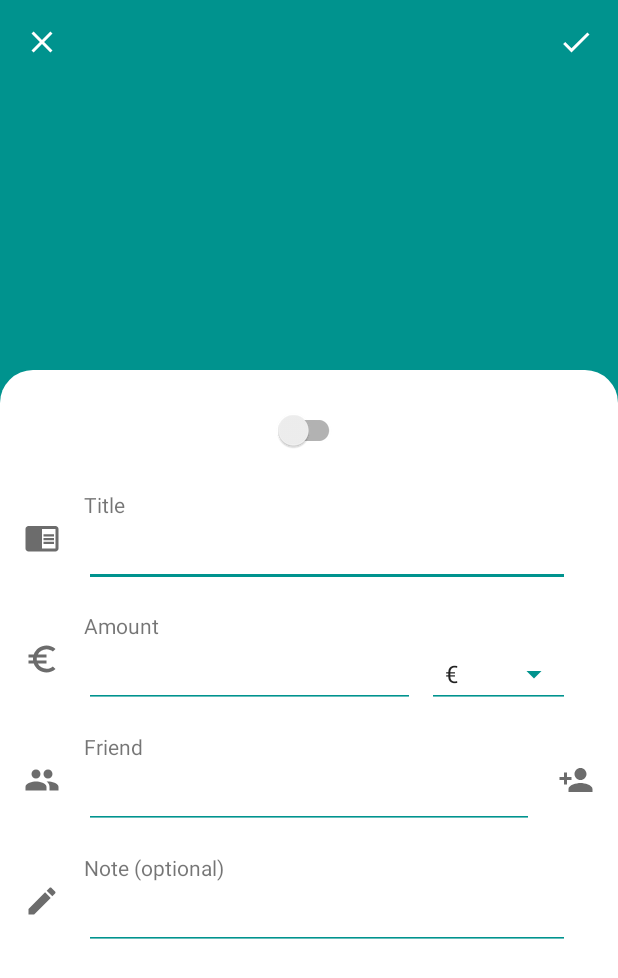
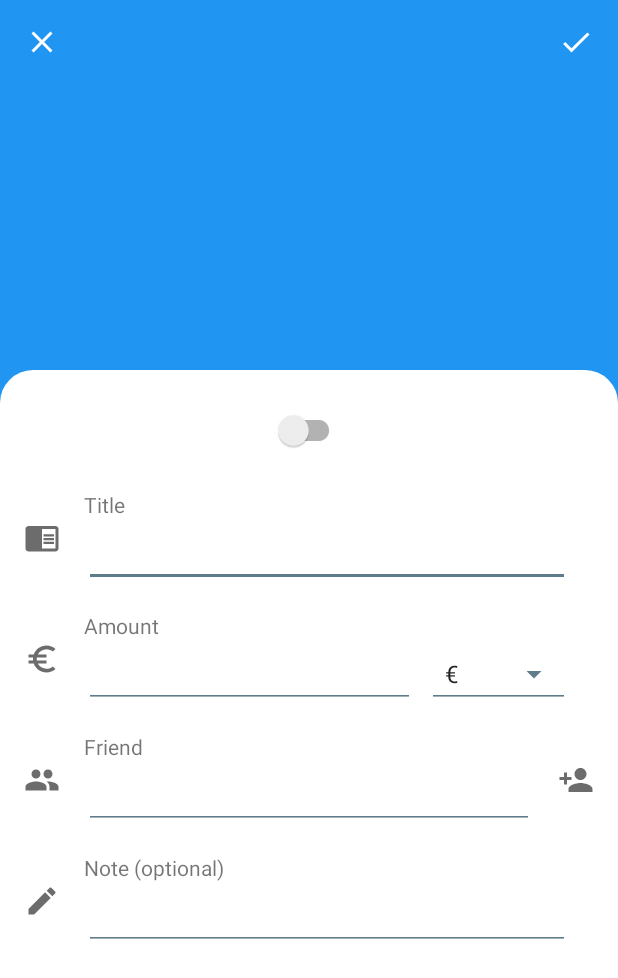
Before and after one commit to henrypra/owey-android, an Android app: the screen it shows after launch (DetailActivity), after a tap on an icon or button, on a phone screen of 412 x 824 dp. Shown: the top 978 px of the screen. Run offline under Robolectric (Android 15) with nearby library versions, the phone set to English and light mode, and no system bars; our stand-ins replace Room's generated code, Timber; libraries missing offline, so code that uses them is left out: com.dinuscxj.refresh; plain views replace ToggleSwitch; 1 statement that could not run was skipped.

Commit message:
Style home screen

```diff
--- a/app/build.gradle
+++ b/app/build.gradle
@@ -60,6 +60,7 @@ dependencies {
     implementation 'com.squareup.picasso:picasso:2.71828'
     implementation "de.hdodenhof:circleimageview:$circleimage"
     implementation "us.belka:androidtoggleswitch:$toggle_switch"
+    implementation "com.dinuscxj:recyclerrefreshlayout:$refresh_recycler"
     //Lifecycle components
     implementation "androidx.lifecycle:lifecycle-extensions:$archLifecycleVersion"
     annotationProcessor "androidx.lifecycle:lifecycle-compiler:$archLifecycleVersion"
--- a/app/src/main/AndroidManifest.xml
+++ b/app/src/main/AndroidManifest.xml
@@ -3,14 +3,13 @@
     xmlns:tools="http://schemas.android.com/tools"
     package="com.henrypra.owey">
 
-    <uses-permission android:name="android.permission.READ_CONTACTS"/>
+    <uses-permission android:name="android.permission.READ_CONTACTS" />
     <uses-permission android:name="android.permission.INTERNET" />
 
     <application
         android:allowBackup="true"
         android:icon="@mipmap/ic_launcher"
         android:label="@string/app_name"
-        android:roundIcon="@mipmap/ic_launcher_round"
         android:supportsRtl="true"
         android:theme="@style/AppTheme"
         tools:ignore="GoogleAppIndexingWarning">
--- a/app/src/main/java/com/henrypra/owey/feature/creation/CreationFragment.kt
+++ b/app/src/main/java/com/henrypra/owey/feature/creation/CreationFragment.kt
@@ -70,7 +70,7 @@ class CreationFragment : BaseContractFragment<CreationContract.Presenter>(), Cre
                         val title: String = edt_title?.text.toString()
                         val friend: String = edt_friend?.text.toString()
                         val note: String = edt_note?.text.toString()
-                        val isDebt: Boolean? = if (switch_debt != null) switch_debt?.isActivated else false
+                        val isDebt: Boolean? = switch_debt?.checkedTogglePosition == 1
 
                         presenter?.createDebt(amount, selectedCurrency, title, friend, note, isDebt)
                     } catch (e: Exception) {
--- a/app/src/main/java/com/henrypra/owey/feature/main/MainFragment.kt
+++ b/app/src/main/java/com/henrypra/owey/feature/main/MainFragment.kt
@@ -1,8 +1,11 @@
 package com.henrypra.owey.feature.main
 
 import android.os.Bundle
-import android.view.*
+import android.view.LayoutInflater
+import android.view.View
+import android.view.ViewGroup
 import androidx.recyclerview.widget.LinearLayoutManager
+import com.dinuscxj.refresh.RecyclerRefreshLayout
 import com.henrypra.owey.R
 import com.henrypra.owey.architecture.BaseContractFragment
 import com.henrypra.owey.model.Debt
@@ -11,7 +14,11 @@ import kotlinx.coroutines.Dispatchers
 import kotlinx.coroutines.GlobalScope
 import kotlinx.coroutines.launch
 
-class MainFragment : BaseContractFragment<MainContract.Presenter>(), MainContract.View, View.OnClickListener {
+class MainFragment : BaseContractFragment<MainContract.Presenter>(), MainContract.View, View.OnClickListener, RecyclerRefreshLayout.OnRefreshListener {
+    override fun onRefresh() {
+
+    }
+
     private val adapter: MainAdapter by lazy { MainAdapter(getCurrentContext()) }
 
     override fun onCreateView(inflater: LayoutInflater, container: ViewGroup?, savedInstanceState: Bundle?): View? {
@@ -23,6 +30,7 @@ class MainFragment : BaseContractFragment<MainContract.Presenter>(), MainContrac
         super.onViewCreated(view, savedInstanceState)
         initRecyclerView()
         initOnCLickListeners()
+        refresh_layout?.setOnRefreshListener(this)
         presenter?.retrieveDebtFromDatabase()
     }
 
@@ -32,20 +40,6 @@ class MainFragment : BaseContractFragment<MainContract.Presenter>(), MainContrac
     override fun onResume() {
         super.onResume()
         presenter?.retrieveDebtFromDatabase()
-    }
-
-    override fun onCreateOptionsMenu(menu: Menu?, inflater: MenuInflater?) {
-        inflater?.inflate(R.menu.gist_menu, menu)
-        super.onCreateOptionsMenu(menu, inflater)
-    }
-
-    override fun onOptionsItemSelected(item: MenuItem?): Boolean {
-        when (item?.itemId) {
-            R.id.mm_refresh -> {
-                adapter.notifyDataSetChanged()
-            }
-        }
-        return super.onOptionsItemSelected(item)
     }
 
     override fun displayDebtList(debtList: List<Debt>) {
--- a/app/src/main/java/com/henrypra/owey/feature/main/MainPresenter.kt
+++ b/app/src/main/java/com/henrypra/owey/feature/main/MainPresenter.kt
@@ -19,6 +19,4 @@ class MainPresenter(val activity: BaseActivity,
             })
         }
     }
-
-
 }
--- /dev/null
+++ b/app/src/main/res/drawable/circle_friend_letter.xml
@@ -0,0 +1,5 @@
+<?xml version="1.0" encoding="utf-8"?>
+<shape xmlns:android="http://schemas.android.com/apk/res/android"
+    android:shape="oval">
+    <solid android:color="@color/blue_gray" />
+</shape>
--- a/app/src/main/res/layout/fragment_creation.xml
+++ b/app/src/main/res/layout/fragment_creation.xml
@@ -45,7 +45,7 @@
                 android:layout_gravity="center"
                 android:layout_marginTop="@dimen/default_padding"
                 android:textSize="@dimen/textsize_medium_large"
-                custom:activeBgColor="@color/color_primary_dark"
+                custom:activeBgColor="@color/main"
                 custom:textToggleLeft="@string/loan_uppercase"
                 custom:textToggleRight="@string/debt_uppercase"
                 custom:toggleWidth="@dimen/switch_width" />
@@ -82,7 +82,7 @@
                         android:layout_width="match_parent"
                         android:layout_height="match_parent"
                         android:layout_marginEnd="@dimen/default_padding"
-                        android:backgroundTint="@color/main"
+                        android:backgroundTint="@color/blue_gray"
                         android:inputType="textEmailAddress"
                         android:singleLine="true"
                         android:textColor="@color/gray_darker"
@@ -130,7 +130,7 @@
                             android:layout_height="wrap_content"
                             android:layout_marginEnd="@dimen/half_padding"
                             android:layout_weight=".7"
-                            android:backgroundTint="@color/main"
+                            android:backgroundTint="@color/blue_gray"
                             android:inputType="numberDecimal"
                             android:singleLine="true"
                             android:textColor="@color/gray_darker"
@@ -144,7 +144,7 @@
                             android:layout_height="match_parent"
                             android:layout_marginEnd="@dimen/default_padding"
                             android:layout_weight=".3"
-                            android:backgroundTint="@color/main"
+                            android:backgroundTint="@color/blue_gray"
                             android:textColor="@color/gray_darker"
                             android:textColorHint="@color/gray_dark"
                             android:textCursorDrawable="@drawable/black_cursor" />
@@ -186,7 +186,7 @@
                         android:layout_width="match_parent"
                         android:layout_height="match_parent"
                         android:layout_marginEnd="@dimen/default_padding"
-                        android:backgroundTint="@color/main"
+                        android:backgroundTint="@color/blue_gray"
                         android:inputType="text"
                         android:singleLine="true"
                         android:textColor="@color/gray_darker"
@@ -235,7 +235,7 @@
                         android:layout_width="match_parent"
                         android:layout_height="match_parent"
                         android:layout_marginEnd="@dimen/default_padding"
-                        android:backgroundTint="@color/main"
+                        android:backgroundTint="@color/blue_gray"
                         android:inputType="text"
                         android:lines="4"
                         android:textColor="@color/gray_darker"
--- a/app/src/main/res/layout/fragment_main.xml
+++ b/app/src/main/res/layout/fragment_main.xml
@@ -1,5 +1,6 @@
 <?xml version="1.0" encoding="utf-8"?>
-<LinearLayout xmlns:android="http://schemas.android.com/apk/res/android"
+<com.dinuscxj.refresh.RecyclerRefreshLayout xmlns:android="http://schemas.android.com/apk/res/android"
+    android:id="@+id/refresh_layout"
     android:layout_width="match_parent"
     android:layout_height="match_parent"
     android:orientation="vertical">
@@ -12,4 +13,4 @@
         android:clipToPadding="false"
         android:padding="@dimen/half_padding" />
 
-</LinearLayout>
+</com.dinuscxj.refresh.RecyclerRefreshLayout>
--- a/app/src/main/res/values/colors.xml
+++ b/app/src/main/res/values/colors.xml
@@ -1,11 +1,18 @@
 <?xml version="1.0" encoding="utf-8"?>
 <resources>
-    <color name="color_primary">#00938e</color>
-    <color name="color_primary_dark">#389c91</color>
+    <color name="color_primary">#2095f2</color>
+    <color name="color_primary_dark">#02a8f3</color>
     <color name="color_accent">#bfbfbf</color>
 
-    <color name="blue">#1C539C</color>
-    <color name="main">#00938e</color>
+    <!--Material colors-->
+    <color name="main">#2095f2</color>
+    <color name="light_blue">#02a8f3</color>
+    <color name="light_green">#8ac249</color>
+    <color name="amber">#fec006</color>
+    <color name="red">#f34235</color>
+    <color name="orange">#FE9700</color>
+    <color name="blue_gray">#5f7c8a</color>
+
     <color name="main_menu_card_bg">#F8F9FA</color>
 
     <!-- grayscale -->
--- a/build.gradle
+++ b/build.gradle
@@ -29,7 +29,8 @@ buildscript {
     ext.archLifecycleVersion = "2.0.0"
     //Toggle Switch
     ext.toggle_switch = "1.2.2"
-
+    //Recyclerview refresh
+    ext.refresh_recycler = "2.0.5"
 
     repositories {
         google()
```
Also changed, not shown: app/src/main/java/com/henrypra/owey/feature/main/MainAdapter.kt (+18 -10 lines), app/src/main/res/layout/activity_main.xml (+3 -16 lines), app/src/main/res/layout/item_debt.xml (+18 -16 lines), app/src/main/res/values/styles.xml (+5 -4 lines), app/src/main/res/mipmap-hdpi/ic_launcher.png, app/src/main/res/mipmap-mdpi/ic_launcher.png, app/src/main/res/mipmap-xhdpi/ic_launcher.png, app/src/main/res/mipmap-xxhdpi/ic_launcher.png, app/src/main/res/mipmap-xxxhdpi/ic_launcher.png.
